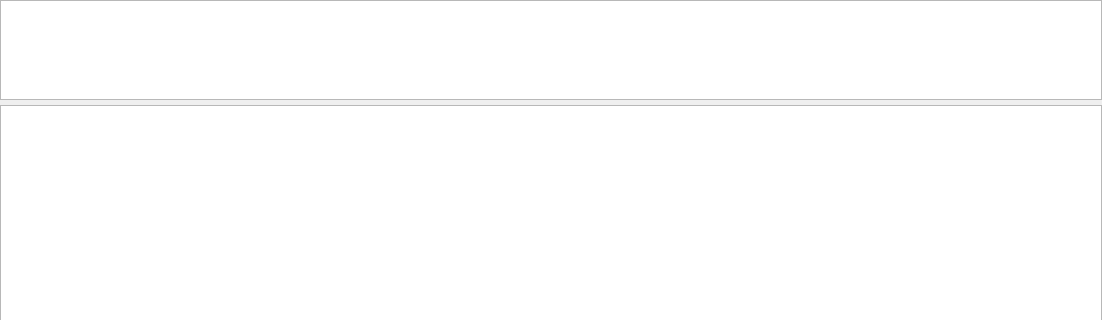
Above: mva/Licenta/gui/forms/ata_widget.ui from bogdan-constandache/SystemToolKit before the change; both pictures show x 0 to 1102 and y 0 to 320 of the 1102 by 608 pixel window. Below: the same form after it.
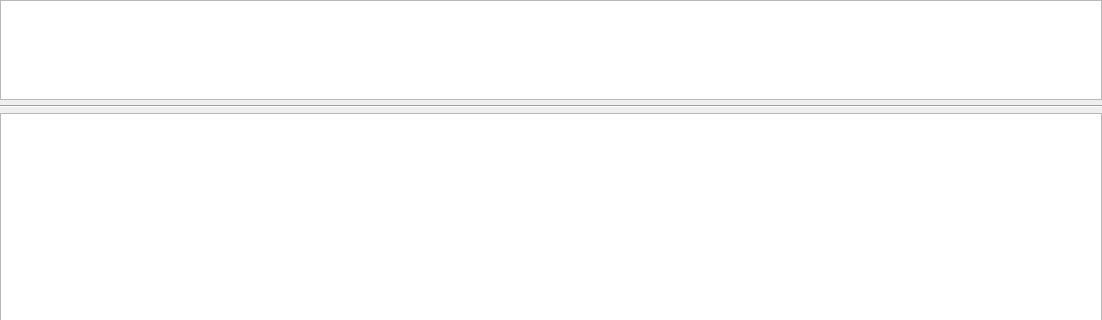
That is the form after the change.

Diff of the .ui file:
```diff
--- a/mva/Licenta/gui/forms/ata_widget.ui
+++ b/mva/Licenta/gui/forms/ata_widget.ui
@@ -45,6 +45,13 @@
      </property>
     </widget>
    </item>
+   <item>
+    <widget class="Line" name="line">
+     <property name="orientation">
+      <enum>Qt::Horizontal</enum>
+     </property>
+    </widget>
+   </item>
    <item>
     <widget class="QTreeView" name="propertiesTree"/>
    </item>
```
